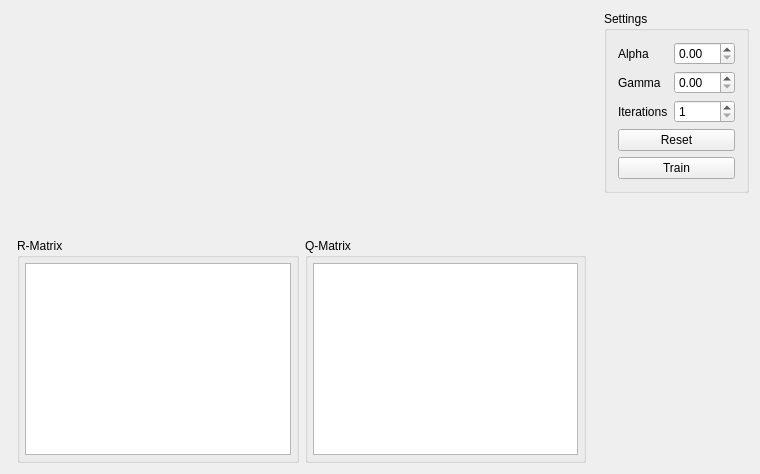
Above: src/rqlearning/rqlearningwidget.ui from chFleschutz/ai-for-games before the change. Below: the same form after it.
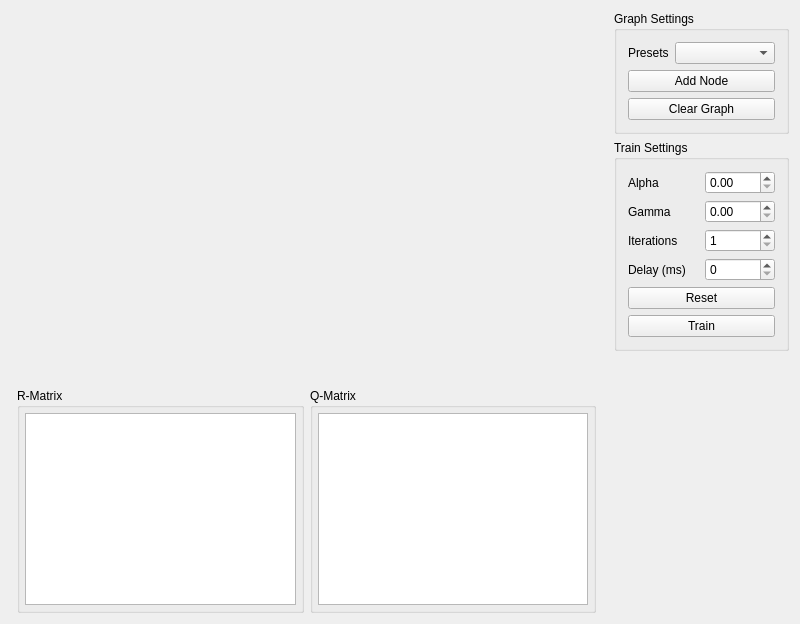
That is the form after the change. Custom widgets are drawn as their Qt base class.

Commit message: Add delay to training and changed colors

The edit to the form file:
```diff
--- a/src/rqlearning/rqlearningwidget.ui
+++ b/src/rqlearning/rqlearningwidget.ui
@@ -6,18 +6,18 @@
    <rect>
     <x>0</x>
     <y>0</y>
-    <width>760</width>
-    <height>474</height>
+    <width>800</width>
+    <height>624</height>
    </rect>
   </property>
   <property name="windowTitle">
    <string>RQLearningWidget</string>
   </property>
   <layout class="QGridLayout" name="gridLayout">
-   <item row="0" column="5" rowspan="2">
+   <item row="1" column="5" rowspan="2">
     <widget class="QGroupBox" name="settings_groupBox">
      <property name="title">
-      <string>Settings</string>
+      <string>Train Settings</string>
      </property>
      <layout class="QGridLayout" name="gridLayout_4">
       <item row="0" column="2">
@@ -37,7 +37,7 @@
         </property>
        </widget>
       </item>
-      <item row="4" column="1" colspan="2">
+      <item row="5" column="1" colspan="2">
        <widget class="QPushButton" name="train_button">
         <property name="text">
          <string>Train</string>
@@ -68,6 +68,13 @@
         </property>
        </widget>
       </item>
+      <item row="4" column="1" colspan="2">
+       <widget class="QPushButton" name="pushButton">
+        <property name="text">
+         <string>Reset</string>
+        </property>
+       </widget>
+      </item>
       <item row="2" column="2">
        <widget class="QSpinBox" name="iterations_spinBox">
         <property name="minimum">
@@ -81,17 +88,20 @@
         </property>
        </widget>
       </item>
-      <item row="3" column="1" colspan="2">
-       <widget class="QPushButton" name="pushButton">
+      <item row="3" column="1">
+       <widget class="QLabel" name="delay_label">
         <property name="text">
-         <string>Reset</string>
+         <string>Delay (ms)</string>
         </property>
        </widget>
       </item>
+      <item row="3" column="2">
+       <widget class="QSpinBox" name="delay_spinBox"/>
+      </item>
      </layout>
     </widget>
    </item>
-   <item row="3" column="1">
+   <item row="4" column="1">
     <widget class="QGroupBox" name="groupBox">
      <property name="title">
       <string>R-Matrix</string>
@@ -131,47 +141,7 @@
      </layout>
     </widget>
    </item>
-   <item row="3" column="2">
-    <widget class="QGroupBox" name="groupBox_2">
-     <property name="title">
-      <string>Q-Matrix</string>
-     </property>
-     <layout class="QGridLayout" name="gridLayout_3">
-      <property name="leftMargin">
-       <number>5</number>
-      </property>
-      <property name="topMargin">
-       <number>5</number>
-      </property>
-      <property name="rightMargin">
-       <number>5</number>
-      </property>
-      <property name="bottomMargin">
-       <number>5</number>
-      </property>
-      <item row="0" column="0">
-       <widget class="QTableWidget" name="qMatrix_tableWidget">
-        <property name="sizePolicy">
-         <sizepolicy hsizetype="Expanding" vsizetype="Minimum">
-          <horstretch>0</horstretch>
-          <verstretch>0</verstretch>
-         </sizepolicy>
-        </property>
-        <property name="editTriggers">
-         <set>QAbstractItemView::NoEditTriggers</set>
-        </property>
-        <property name="selectionMode">
-         <enum>QAbstractItemView::NoSelection</enum>
-        </property>
-        <property name="showGrid">
-         <bool>true</bool>
-        </property>
-       </widget>
-      </item>
-     </layout>
-    </widget>
-   </item>
-   <item row="2" column="5">
+   <item row="3" column="5">
     <spacer name="verticalSpacer">
      <property name="orientation">
       <enum>Qt::Vertical</enum>
@@ -184,7 +154,87 @@
      </property>
     </spacer>
    </item>
-   <item row="0" column="0" rowspan="3" colspan="5">
+   <item row="4" column="2">
+    <widget class="QGroupBox" name="groupBox_2">
+     <property name="title">
+      <string>Q-Matrix</string>
+     </property>
+     <layout class="QGridLayout" name="gridLayout_3">
+      <property name="leftMargin">
+       <number>5</number>
+      </property>
+      <property name="topMargin">
+       <number>5</number>
+      </property>
+      <property name="rightMargin">
+       <number>5</number>
+      </property>
+      <property name="bottomMargin">
+       <number>5</number>
+      </property>
+      <item row="0" column="0">
+       <widget class="QTableWidget" name="qMatrix_tableWidget">
+        <property name="sizePolicy">
+         <sizepolicy hsizetype="Expanding" vsizetype="Minimum">
+          <horstretch>0</horstretch>
+          <verstretch>0</verstretch>
+         </sizepolicy>
+        </property>
+        <property name="editTriggers">
+         <set>QAbstractItemView::NoEditTriggers</set>
+        </property>
+        <property name="selectionMode">
+         <enum>QAbstractItemView::NoSelection</enum>
+        </property>
+        <property name="showGrid">
+         <bool>true</bool>
+        </property>
+       </widget>
+      </item>
+     </layout>
+    </widget>
+   </item>
+   <item row="0" column="5">
+    <widget class="QGroupBox" name="groupBox_3">
+     <property name="title">
+      <string>Graph Settings</string>
+     </property>
+     <layout class="QGridLayout" name="gridLayout_5">
+      <item row="1" column="0" colspan="2">
+       <widget class="QPushButton" name="addNode_button">
+        <property name="text">
+         <string>Add Node</string>
+        </property>
+       </widget>
+      </item>
+      <item row="2" column="0" colspan="2">
+       <widget class="QPushButton" name="clearGraph_button">
+        <property name="text">
+         <string>Clear Graph</string>
+        </property>
+       </widget>
+      </item>
+      <item row="0" column="1">
+       <widget class="QComboBox" name="comboBox">
+        <property name="minimumSize">
+         <size>
+          <width>100</width>
+          <height>0</height>
+         </size>
+        </property>
+       </widget>
+      </item>
+      <item row="0" column="0">
+       <widget class="QLabel" name="presets_label">
+        <property name="text">
+         <string>Presets</string>
+        </property>
+       </widget>
+      </item>
+     </layout>
+    </widget>
+   </item>
+   <item row="0" column="0" rowspan="4" colspan="5">
     <widget class="GraphWidget" name="graph_widget" native="true">
      <property name="sizePolicy">
       <sizepolicy hsizetype="MinimumExpanding" vsizetype="MinimumExpanding">
```
Left out of the diff: 94 changed lines with no effect on the pictures. The commit also changes 5 other files.
